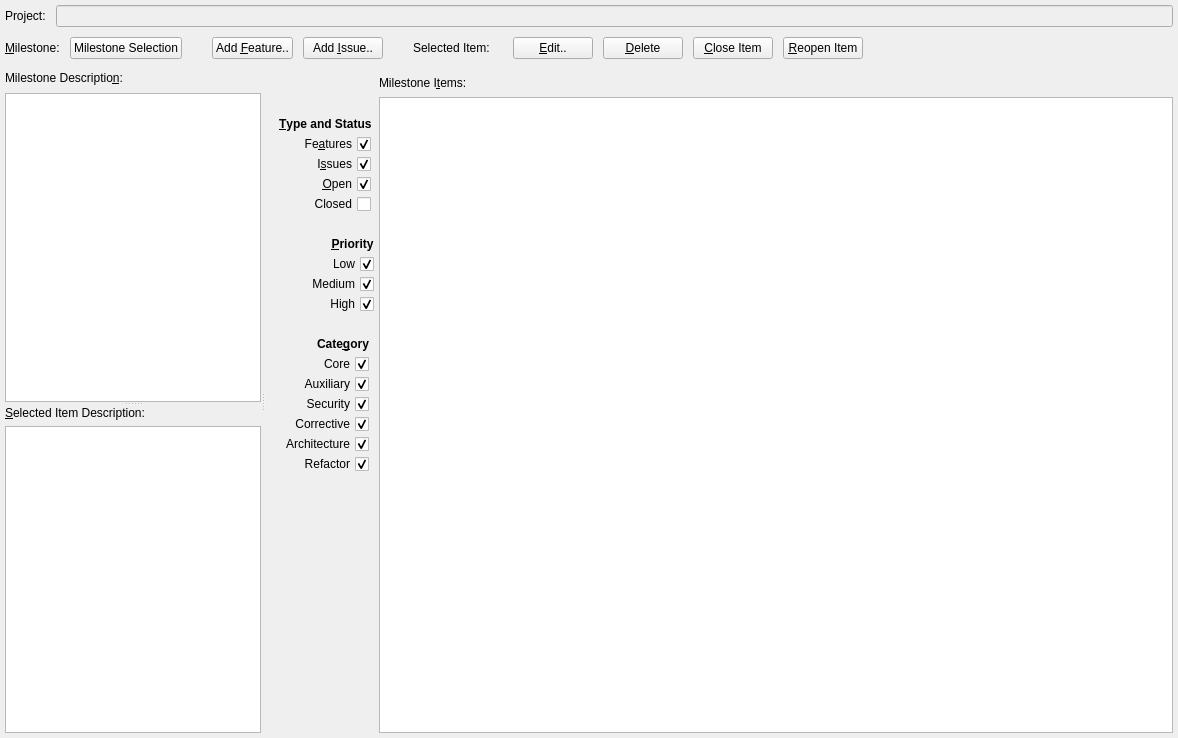
Above: forms/roadmap.ui from skriticos/nelia1 before the change. Below: the same form after it.
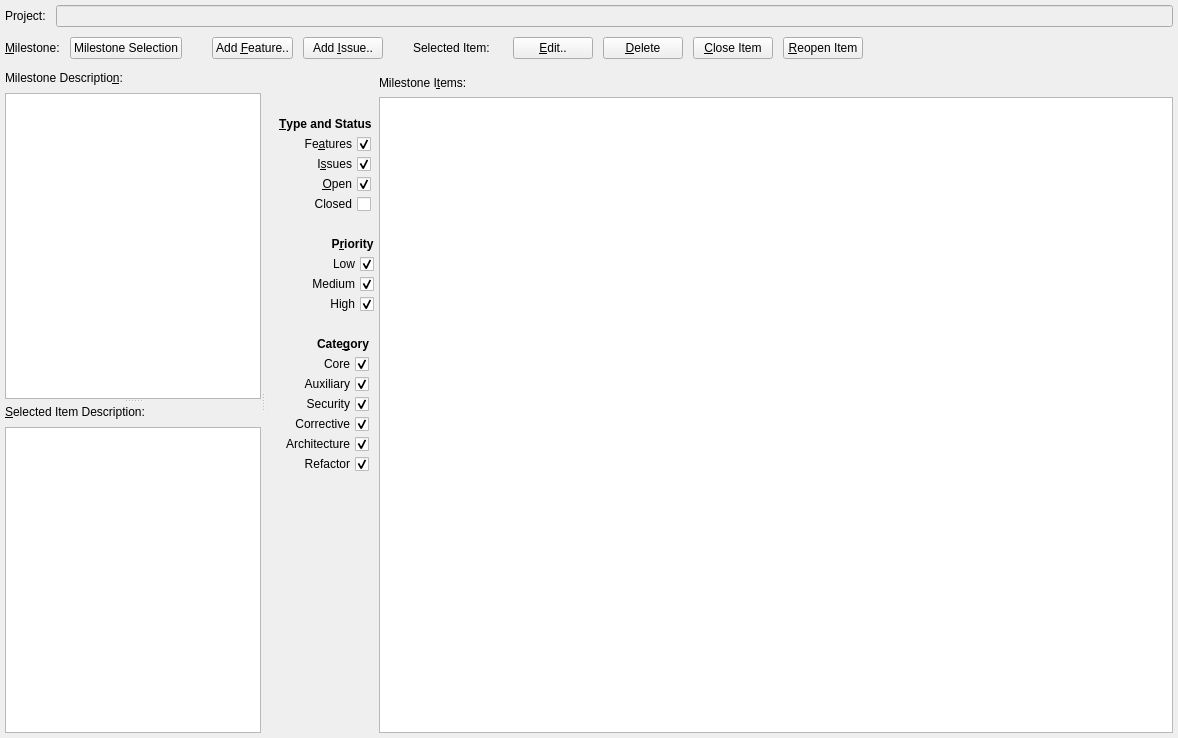
That is the form after the change.

```diff
--- a/forms/roadmap.ui
+++ b/forms/roadmap.ui
@@ -245,6 +245,12 @@
            </property>
            <item row="0" column="0">
             <widget class="QLabel" name="label_4">
+             <property name="minimumSize">
+              <size>
+               <width>0</width>
+               <height>18</height>
+              </size>
+             </property>
              <property name="text">
               <string>&amp;Selected Item Description:</string>
              </property>
@@ -657,7 +663,7 @@
                 </font>
                </property>
                <property name="text">
-                <string>                 &amp;Priority</string>
+                <string>                 P&amp;riority</string>
                </property>
                <property name="buddy">
                 <cstring>check_low</cstring>
```
